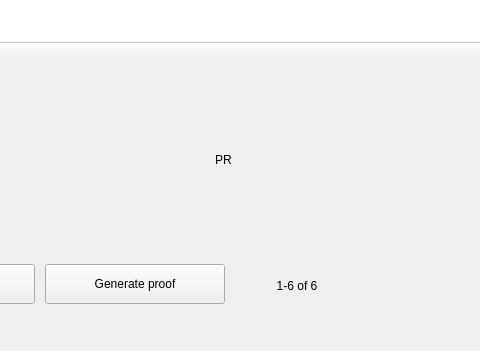
0xkobe/mwc-wallet, file windows/e_transactions.ui: the form before one commit; both pictures show x 218 to 698 and y 266 to 617 of the 915 by 617 pixel window.
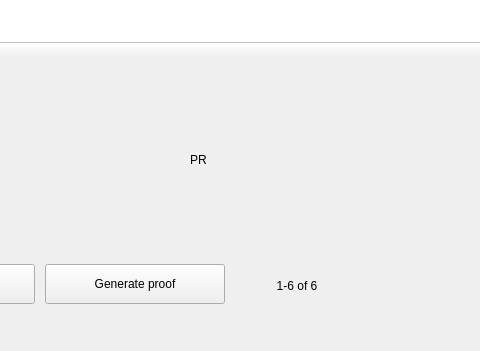
The form after the commit. Icons and pictures are not drawn. Custom widgets are drawn as their Qt base class.

```diff
--- a/windows/e_transactions.ui
+++ b/windows/e_transactions.ui
@@ -170,13 +170,13 @@
              <widget class="control::MwcLabelProgress" name="progress">
               <property name="minimumSize">
                <size>
-                <width>50</width>
+                <width>100</width>
                 <height>50</height>
                </size>
               </property>
               <property name="maximumSize">
                <size>
-                <width>50</width>
+                <width>100</width>
                 <height>50</height>
                </size>
               </property>
```
